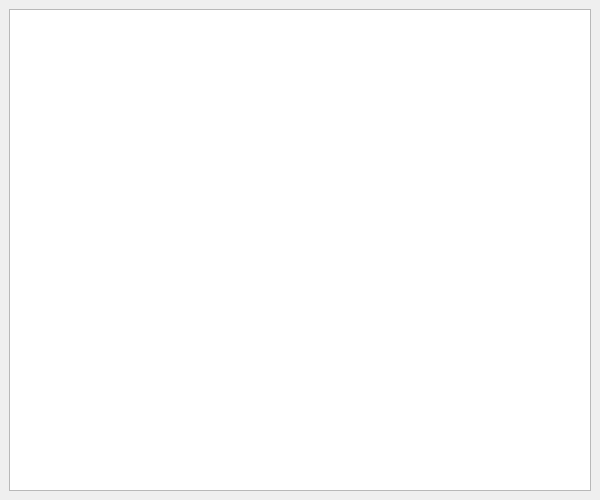
Above: mainwindow.ui from proacane/ClipboardHistory before the change. Below: the same form after it.
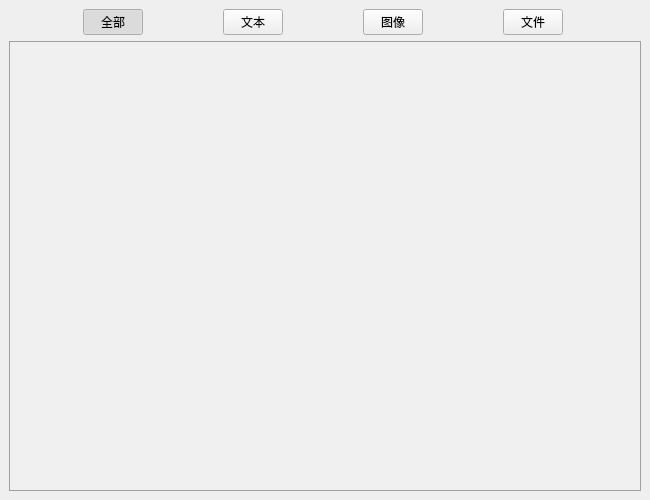
That is the form after the change. Icons and pictures are not drawn.

What changed in the file:
```diff
--- a/mainwindow.ui
+++ b/mainwindow.ui
@@ -6,19 +6,19 @@
    <rect>
     <x>0</x>
     <y>0</y>
-    <width>600</width>
+    <width>650</width>
     <height>500</height>
    </rect>
   </property>
   <property name="minimumSize">
    <size>
-    <width>600</width>
+    <width>650</width>
     <height>500</height>
    </size>
   </property>
   <property name="maximumSize">
    <size>
-    <width>600</width>
+    <width>650</width>
     <height>500</height>
    </size>
   </property>
@@ -30,14 +30,217 @@
     <normaloff>:/res/logo.png</normaloff>:/res/logo.png</iconset>
   </property>
   <widget class="QWidget" name="centralwidget">
-   <layout class="QVBoxLayout" name="verticalLayout">
+   <property name="minimumSize">
+    <size>
+     <width>650</width>
+     <height>500</height>
+    </size>
+   </property>
+   <property name="maximumSize">
+    <size>
+     <width>650</width>
+     <height>500</height>
+    </size>
+   </property>
+   <layout class="QHBoxLayout" name="horizontalLayout_2">
     <item>
-     <layout class="QHBoxLayout" name="horizontalLayout">
+     <layout class="QVBoxLayout" name="verticalLayout">
+      <item>
+       <layout class="QHBoxLayout" name="horizontalLayout_3">
+        <item>
+         <widget class="QPushButton" name="btn_all">
+          <property name="maximumSize">
+           <size>
+            <width>60</width>
+            <height>16777215</height>
+           </size>
+          </property>
+          <property name="text">
+           <string>全部</string>
+          </property>
+          <property name="icon">
+           <iconset resource="res.qrc">
+            <normaloff>:/res/all_normal.png</normaloff>
+            <normalon>:/res/all_selected.png</normalon>:/res/all_normal.png</iconset>
+          </property>
+          <property name="iconSize">
+           <size>
+            <width>20</width>
+            <height>20</height>
+           </size>
+          </property>
+          <property name="checkable">
+           <bool>true</bool>
+          </property>
+          <property name="checked">
+           <bool>true</bool>
+          </property>
+          <property name="autoExclusive">
+           <bool>true</bool>
+          </property>
+         </widget>
+        </item>
+        <item>
+         <widget class="QPushButton" name="btn_text">
+          <property name="maximumSize">
+           <size>
+            <width>60</width>
+            <height>16777215</height>
+           </size>
+          </property>
+          <property name="text">
+           <string>文本</string>
+          </property>
+          <property name="icon">
+           <iconset resource="res.qrc">
+            <normaloff>:/res/text_normal.png</normaloff>
+            <normalon>:/res/text_selected.png</normalon>:/res/text_normal.png</iconset>
+          </property>
+          <property name="iconSize">
+           <size>
+            <width>20</width>
+            <height>20</height>
+           </size>
+          </property>
+          <property name="checkable">
+           <bool>true</bool>
+          </property>
+          <property name="autoExclusive">
+           <bool>true</bool>
+          </property>
+         </widget>
+        </item>
+        <item>
+         <widget class="QPushButton" name="btn_image">
+          <property name="maximumSize">
+           <size>
+            <width>60</width>
+            <height>16777215</height>
+           </size>
+          </property>
+          <property name="text">
+           <string>图像</string>
+          </property>
+          <property name="icon">
+           <iconset resource="res.qrc">
+            <normaloff>:/res/image_normal.png</normaloff>
+            <normalon>:/res/image_selected.png</normalon>:/res/image_normal.png</iconset>
+          </property>
+          <property name="iconSize">
+           <size>
+            <width>20</width>
+            <height>20</height>
+           </size>
+          </property>
+          <property name="checkable">
+           <bool>true</bool>
+          </property>
+          <property name="autoExclusive">
+           <bool>true</bool>
+          </property>
+         </widget>
+        </item>
+        <item>
+         <widget class="QPushButton" name="btn_file">
+          <property name="maximumSize">
+           <size>
+            <width>60</width>
+            <height>16777215</height>
+           </size>
+          </property>
+          <property name="text">
+           <string>文件</string>
+          </property>
+          <property name="icon">
+           <iconset resource="res.qrc">
+            <normaloff>:/res/file_normal.png</normaloff>
+            <normalon>:/res/file_selected.png</normalon>:/res/file_normal.png</iconset>
+          </property>
+          <property name="iconSize">
+           <size>
+            <width>20</width>
+            <height>20</height>
+           </size>
+          </property>
+          <property name="checkable">
+           <bool>true</bool>
+          </property>
+          <property name="autoExclusive">
+           <bool>true</bool>
+          </property>
+         </widget>
+        </item>
+       </layout>
+      </item>
       <item>
        <widget class="QTableView" name="clipboardHistoryTable">
         <property name="autoFillBackground">
          <bool>true</bool>
         </property>
+        <property name="styleSheet">
+         <string notr="true">QTableView {
+    background-color: #f0f0f0;  /* 背景颜色 */
+    border: 1px solid #a0a0a0;  /* 边框 */
+    selection-background-color: #6a9fb5;  /* 选中项的背景颜色 */
+    selection-color: white;  /* 选中项的文字颜色 */
+    gridline-color: #d0d0d0;  /* 网格线颜色 */
+}
+
+QTableView::item {
+    padding: 8px;  /* 单元格内边距 */
+    font-size: 19px;  /* 字体大小 */
+    border: 1px solid transparent;  /* 默认边框透明 */
+}
+
+QTableView::item:hover {
+    background-color: #e0e0e0;  /* 鼠标悬停时的背景颜色 */
+}
+
+QTableView::item:selected {
+    background-color: #6a9fb5;  /* 选中项的背景颜色 */
+    color: white;  /* 选中项的文字颜色 */
+    border: 1px solid #4a6b7e;  /* 选中项边框颜色 */
+}
+
+QHeaderView {
+    background-color: #5a5a5a;  /* 表头背景颜色 */
+    color: white;  /* 表头文字颜色 */
+    font-weight: bold;  /* 表头字体加粗 */
+}
+
+QHeaderView::section {
+    padding: 8px;  /* 表头内边距 */
+    border: 1px solid #a0a0a0;  /* 表头边框 */
+}
+
+QScrollBar:vertical {
+    background: #f0f0f0;  /* 垂直滚动条背景 */
+    width: 12px;  /* 垂直滚动条宽度 */
+}
+
+QScrollBar::handle:vertical {
+    background: #c0c0c0;  /* 垂直滚动条滑块 */
+    min-height: 20px;  /* 滑块最小高度 */
+}
+
+QScrollBar::handle:vertical:hover {
+    background: #b0b0b0;  /* 鼠标悬停时的滑块颜色 */
+}
+
+QScrollBar:horizontal {
+    background: #f0f0f0;  /* 水平滚动条背景 */
+    height: 12px;  /* 水平滚动条高度 */
+}
+
+QScrollBar::handle:horizontal {
+    background: #c0c0c0;  /* 水平滚动条滑块 */
+    min-width: 20px;  /* 滑块最小宽度 */
+}
+
+QScrollBar::handle:horizontal:hover {
+    background: #b0b0b0;  /* 鼠标悬停时的滑块颜色 */
+}</string>
+        </property>
         <property name="editTriggers">
          <set>QAbstractItemView::NoEditTriggers</set>
         </property>
```
Left out of the diff: 6 changed lines with no effect on the pictures.
